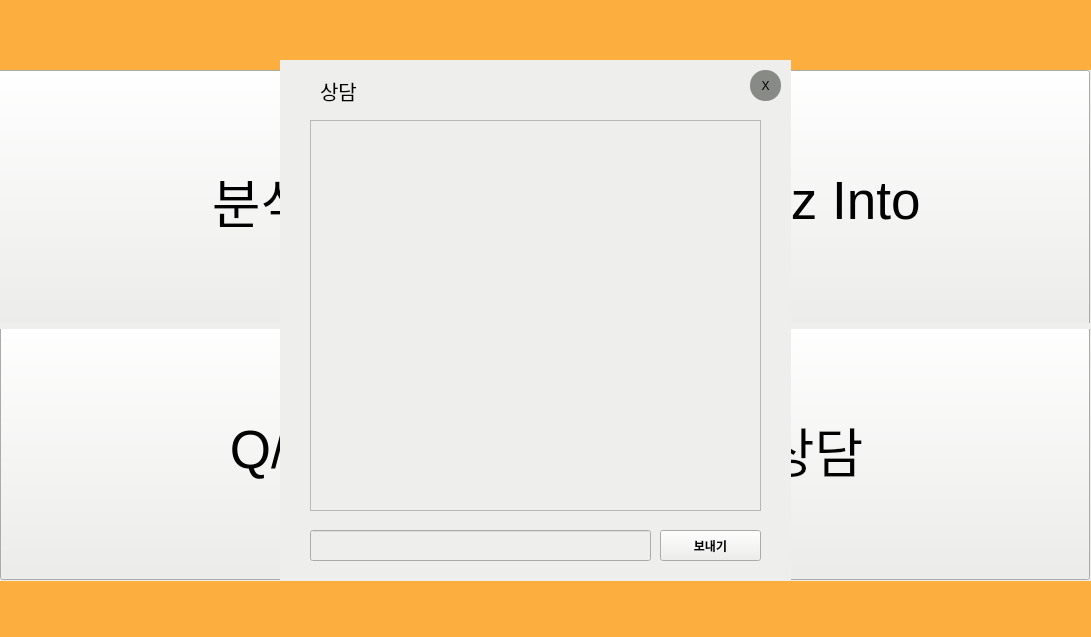
Above: professor.ui from YangwonChoi/eduwill before the change. Below: the same form after it.
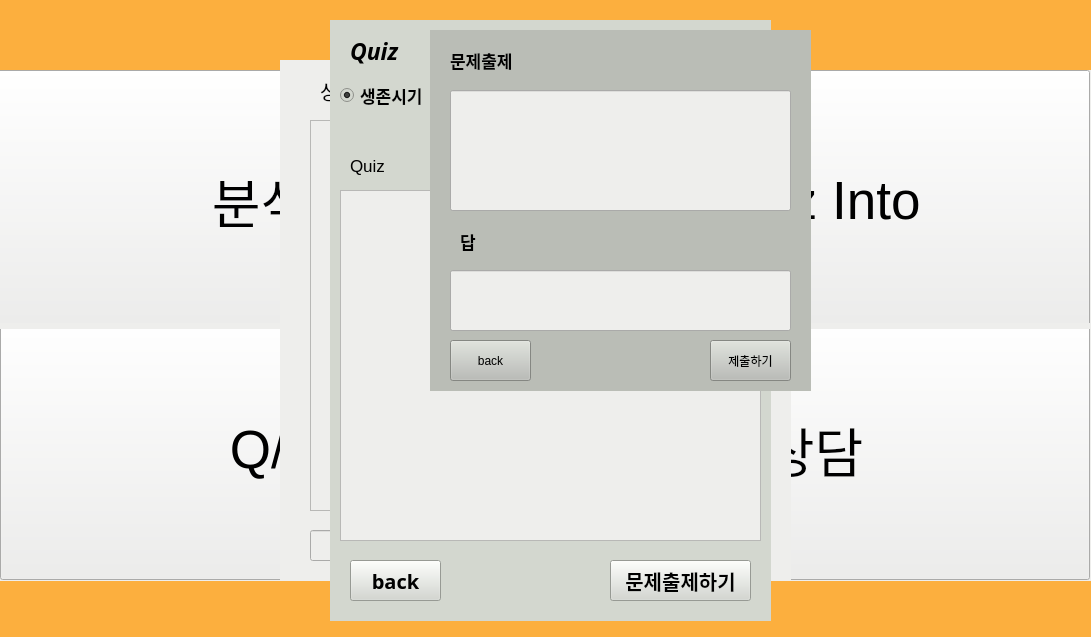
That is the form after the change.

Diff of the .ui file:
```diff
--- a/professor.ui
+++ b/professor.ui
@@ -1030,6 +1030,294 @@
      </property>
     </widget>
    </widget>
+   <widget class="QWidget" name="quiz_widget" native="true">
+    <property name="geometry">
+     <rect>
+      <x>330</x>
+      <y>20</y>
+      <width>441</width>
+      <height>601</height>
+     </rect>
+    </property>
+    <property name="styleSheet">
+     <string notr="true">background-color:rgb(211, 215, 207)</string>
+    </property>
+    <widget class="QLabel" name="label_9">
+     <property name="geometry">
+      <rect>
+       <x>20</x>
+       <y>10</y>
+       <width>81</width>
+       <height>41</height>
+      </rect>
+     </property>
+     <property name="font">
+      <font>
+       <family>Ubuntu Condensed</family>
+       <pointsize>17</pointsize>
+       <weight>75</weight>
+       <italic>true</italic>
+       <bold>true</bold>
+      </font>
+     </property>
+     <property name="text">
+      <string>Quiz</string>
+     </property>
+    </widget>
+    <widget class="QLabel" name="label_11">
+     <property name="geometry">
+      <rect>
+       <x>20</x>
+       <y>130</y>
+       <width>141</width>
+       <height>31</height>
+      </rect>
+     </property>
+     <property name="font">
+      <font>
+       <pointsize>13</pointsize>
+      </font>
+     </property>
+     <property name="text">
+      <string>Quiz</string>
+     </property>
+    </widget>
+    <widget class="QPushButton" name="sub_btn">
+     <property name="geometry">
+      <rect>
+       <x>280</x>
+       <y>540</y>
+       <width>141</width>
+       <height>41</height>
+      </rect>
+     </property>
+     <property name="font">
+      <font>
+       <family>Dyuthi</family>
+       <pointsize>15</pointsize>
+       <weight>75</weight>
+       <bold>true</bold>
+      </font>
+     </property>
+     <property name="text">
+      <string>문제출제하기</string>
+     </property>
+    </widget>
+    <widget class="QPushButton" name="back_btn_2">
+     <property name="geometry">
+      <rect>
+       <x>20</x>
+       <y>540</y>
+       <width>91</width>
+       <height>41</height>
+      </rect>
+     </property>
+     <property name="font">
+      <font>
+       <family>Dyuthi</family>
+       <pointsize>15</pointsize>
+       <weight>75</weight>
+       <bold>true</bold>
+      </font>
+     </property>
+     <property name="text">
+      <string>back</string>
+     </property>
+    </widget>
+    <widget class="QRadioButton" name="surv_radiobtn">
+     <property name="geometry">
+      <rect>
+       <x>10</x>
+       <y>60</y>
+       <width>111</width>
+       <height>31</height>
+      </rect>
+     </property>
+     <property name="font">
+      <font>
+       <family>Ubuntu Mono</family>
+       <pointsize>13</pointsize>
+       <weight>75</weight>
+       <italic>false</italic>
+       <bold>true</bold>
+      </font>
+     </property>
+     <property name="text">
+      <string>생존시기</string>
+     </property>
+     <property name="checked">
+      <bool>true</bool>
+     </property>
+    </widget>
+    <widget class="QRadioButton" name="land_radiobtn">
+     <property name="geometry">
+      <rect>
+       <x>150</x>
+       <y>60</y>
+       <width>111</width>
+       <height>31</height>
+      </rect>
+     </property>
+     <property name="font">
+      <font>
+       <family>Ubuntu Mono</family>
+       <pointsize>13</pointsize>
+       <weight>75</weight>
+       <bold>true</bold>
+      </font>
+     </property>
+     <property name="text">
+      <string>발견지대륙</string>
+     </property>
+    </widget>
+    <widget class="QRadioButton" name="char_radiobtn">
+     <property name="geometry">
+      <rect>
+       <x>310</x>
+       <y>60</y>
+       <width>111</width>
+       <height>31</height>
+      </rect>
+     </property>
+     <property name="font">
+      <font>
+       <family>Ubuntu Mono</family>
+       <pointsize>13</pointsize>
+       <weight>75</weight>
+       <bold>true</bold>
+      </font>
+     </property>
+     <property name="text">
+      <string>특징</string>
+     </property>
+    </widget>
+    <widget class="QWidget" name="verticalLayoutWidget_2">
+     <property name="geometry">
+      <rect>
+       <x>10</x>
+       <y>170</y>
+       <width>421</width>
+       <height>351</height>
+      </rect>
+     </property>
+     <layout class="QVBoxLayout" name="verticalLayout_2">
+      <item>
+       <widget class="QListWidget" name="listWidget_2">
+        <property name="styleSheet">
+         <string notr="true">background-color: rgb(238, 238, 236);</string>
+        </property>
+       </widget>
+      </item>
+     </layout>
+    </widget>
+   </widget>
+   <widget class="QWidget" name="make_widget" native="true">
+    <property name="geometry">
+     <rect>
+      <x>430</x>
+      <y>30</y>
+      <width>381</width>
+      <height>361</height>
+     </rect>
+    </property>
+    <property name="styleSheet">
+     <string notr="true">background-color: rgb(186, 189, 182);</string>
+    </property>
+    <widget class="QLineEdit" name="lineEdit">
+     <property name="geometry">
+      <rect>
+       <x>20</x>
+       <y>60</y>
+       <width>341</width>
+       <height>121</height>
+      </rect>
+     </property>
+     <property name="styleSheet">
+      <string notr="true">background-color: rgb(238, 238, 236);</string>
+     </property>
+    </widget>
+    <widget class="QPushButton" name="backback_btn">
+     <property name="geometry">
+      <rect>
+       <x>20</x>
+       <y>310</y>
+       <width>81</width>
+       <height>41</height>
+      </rect>
+     </property>
+     <property name="text">
+      <string>back</string>
+     </property>
+    </widget>
+    <widget class="QPushButton" name="send_btn">
+     <property name="geometry">
+      <rect>
+       <x>280</x>
+       <y>310</y>
+       <width>81</width>
+       <height>41</height>
+      </rect>
+     </property>
+     <property name="text">
+      <string>제출하기</string>
+     </property>
+    </widget>
+    <widget class="QLineEdit" name="lineEdit_2">
+     <property name="geometry">
+      <rect>
+       <x>20</x>
+       <y>240</y>
+       <width>341</width>
+       <height>61</height>
+      </rect>
+     </property>
+     <property name="styleSheet">
+      <string notr="true">background-color: rgb(238, 238, 236);</string>
+     </property>
+    </widget>
+    <widget class="QLabel" name="label_12">
+     <property name="geometry">
+      <rect>
+       <x>20</x>
+       <y>10</y>
+       <width>101</width>
+       <height>41</height>
+      </rect>
+     </property>
+     <property name="font">
+      <font>
+       <family>Ubuntu Mono</family>
+       <pointsize>13</pointsize>
+       <weight>75</weight>
+       <bold>true</bold>
+      </font>
+     </property>
+     <property name="text">
+      <string>문제출제</string>
+     </property>
+    </widget>
+    <widget class="QLabel" name="label_13">
+     <property name="geometry">
+      <rect>
+       <x>30</x>
+       <y>196</y>
+       <width>81</width>
+       <height>31</height>
+      </rect>
+     </property>
+     <property name="font">
+      <font>
+       <family>Ubuntu Mono</family>
+       <pointsize>13</pointsize>
+       <weight>75</weight>
+       <bold>true</bold>
+      </font>
+     </property>
+     <property name="text">
+      <string>답</string>
+     </property>
+    </widget>
+   </widget>
   </widget>
  </widget>
  <resources/>
```
Left out of the diff: 2 changed lines with no effect on the pictures.
